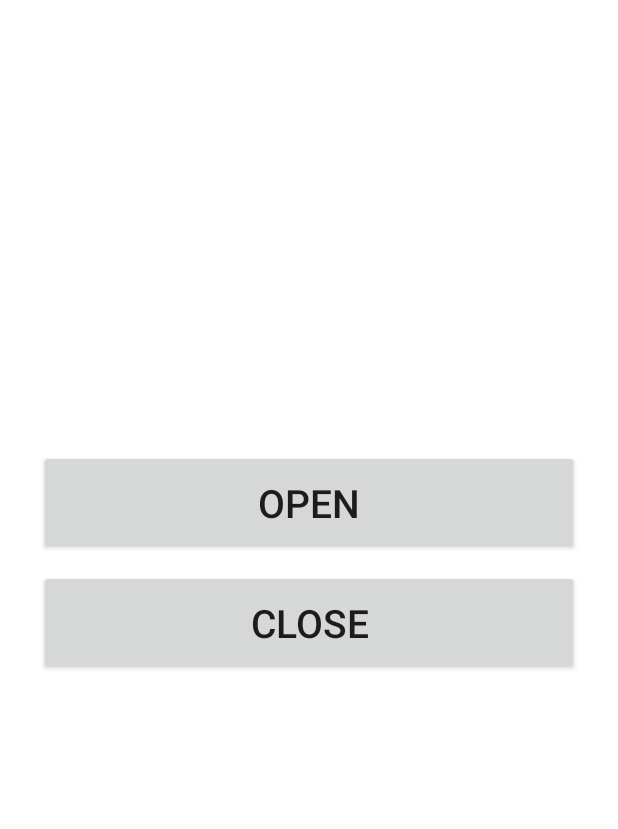
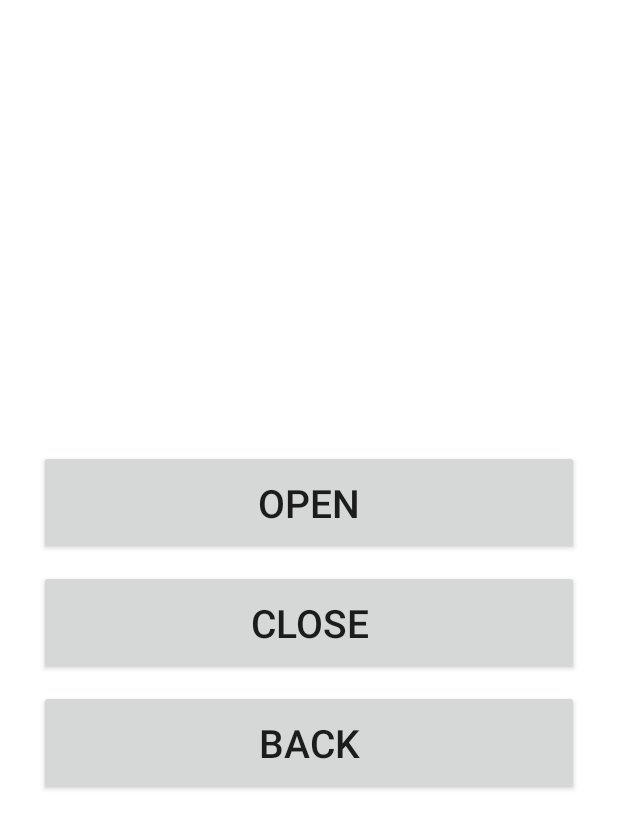
Before and after one commit to KaeWing/Snoozie, an Android app: the BluetoothTest screen opened directly, with no data from a screen before it, on a phone screen of 412 x 824 dp. Shown: the top 829 px of the screen. Run offline under Robolectric (Android 15) with nearby library versions, the phone set to English and light mode, and no system bars.

Commit message:
Added back button to bluetooth test menu

```diff
--- a/app/src/main/java/com/snoozieapp/app/BluetoothTest.java
+++ b/app/src/main/java/com/snoozieapp/app/BluetoothTest.java
@@ -45,6 +45,7 @@ public class BluetoothTest extends Activity {
         Button closeButton = (Button)findViewById(R.id.closeBtn);
         //myLabel = (TextView)findViewById(R.id.label);
         box = (TextView) findViewById(R.id.box);
+        Button backButton = (Button)findViewById(R.id.backBtn);
 
         //Open Button
         openButton.setOnClickListener(new View.OnClickListener() {
@@ -78,6 +79,18 @@ public class BluetoothTest extends Activity {
                 catch (IOException ex) { }
             }
         });
+
+        //Back button
+        backButton.setOnClickListener(new View.OnClickListener() {
+            public void onClick(View v) {
+                openBluetoothPage();
+            }
+        });
+    }
+
+    public void openBluetoothPage() {
+        Intent intent = new Intent(BluetoothTest.this, BluetoothPage.class);
+        startActivity(intent);
     }
 
     void findBT() {
--- a/app/src/main/res/layout/bluetooth_test.xml
+++ b/app/src/main/res/layout/bluetooth_test.xml
@@ -7,17 +7,10 @@
     <TextView
         android:id="@+id/box"
         android:layout_width="match_parent"
-        android:layout_height="120dp"
-        android:layout_marginTop="500dp"
+        android:layout_height="200dp"
+        android:layout_marginTop="50dp"
         android:minWidth="200dp"
         android:textColor="#000" />
-
-<!--    <EditText-->
-<!--        android:id = "@+id/entry"-->
-<!--        android:layout_width="200dp"-->
-<!--        android:layout_marginTop="200dp"-->
-<!--        android:layout_gravity="center_horizontal"-->
-<!--        android:layout_height="wrap_content" />-->
 
     <Button
         android:id="@+id/openBtn"
@@ -36,4 +29,14 @@
         android:layout_marginTop="380dp"
         android:text="Close"
         android:textSize="26dp" />
+
+    <Button
+        android:id="@+id/backBtn"
+        android:layout_width="match_parent"
+        android:layout_height="70dp"
+        android:layout_marginHorizontal="26dp"
+        android:layout_marginTop="460dp"
+        android:text="Back"
+        android:textSize="26dp" />
+
 </FrameLayout>
```
